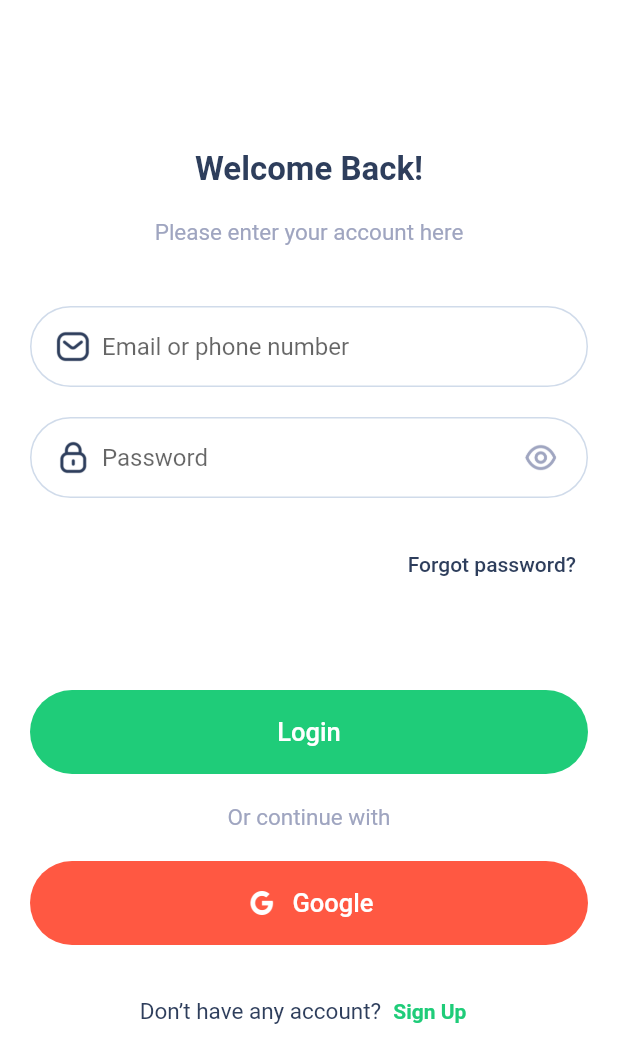
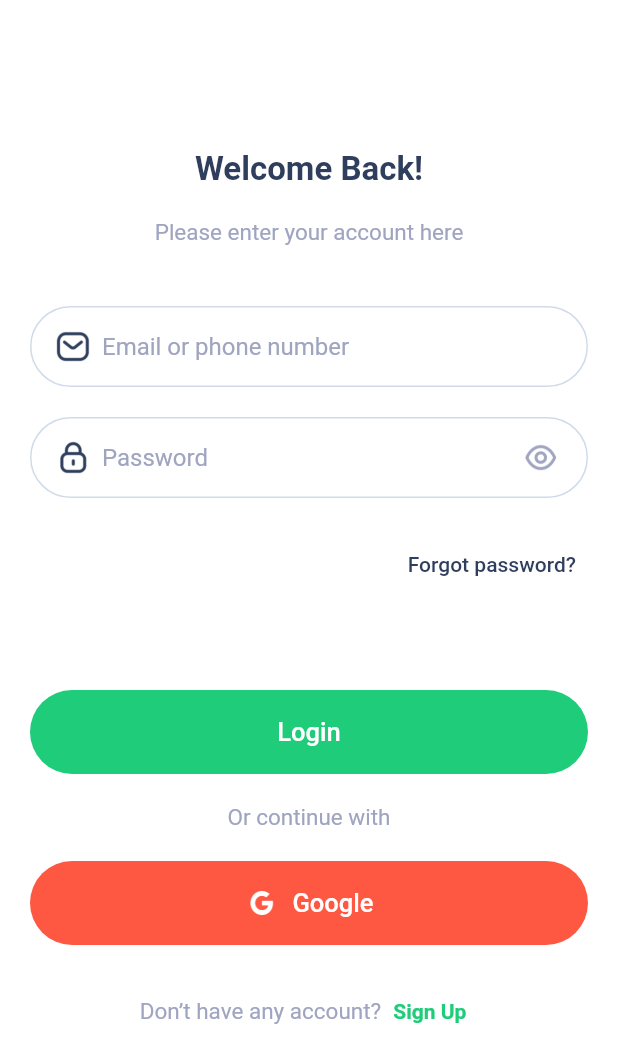
Before and after one commit to t2hieu91/RecipeApp, a Flutter app: the screen it shows after launch, after a tap on "Get Started", on a phone screen of 412 x 824 dp. Shown: the top 1063 px of the screen. Run offline on Flutter 3.47's test engine with Material 2 defaults, Android fonts, the phone set to English and light mode, and no system bars.

```diff
--- a/lib/constants.dart
+++ b/lib/constants.dart
@@ -5,9 +5,21 @@ const kSecondaryColor = Color(0xffFF6464);
 
 const kTextColor = Color(0xff2E3E5C);
 const kSecondaryTextColor = Color(0xff9FA5C0);
+const kThirtTextColor = Color(0xff3E5481);
 
 const kOutlineColor = Color(0xffD0DBEA);
 const kFormColor = Color(0xffF4F5F7);
 const kSignInButtonColor = Color(0xffFF5842);
 
 const kDefaultPadding = 20.0;
+
+final headingTitleStyle = TextStyle(
+  fontSize: 22,
+  fontWeight: FontWeight.bold,
+  color: kTextColor,
+);
+
+final headingBodyStyle = TextStyle(
+  fontSize: 15,
+  color: kSecondaryTextColor,
+);
--- a/lib/theme.dart
+++ b/lib/theme.dart
@@ -27,6 +27,9 @@ InputDecorationTheme inputDecorationTheme() {
       borderSide: BorderSide(color: kPrimaryColor),
       gapPadding: kDefaultPadding,
     ),
+    hintStyle: TextStyle(
+      color: kSecondaryTextColor,
+    ),
   );
 }
 
--- a/lib/views/onboarding/components/body.dart
+++ b/lib/views/onboarding/components/body.dart
@@ -24,11 +24,7 @@ class Body extends StatelessWidget {
                 children: [
                   Text(
                     "Start Cooking",
-                    style: TextStyle(
-                      fontSize: 22,
-                      fontWeight: FontWeight.bold,
-                      color: kTextColor,
-                    ),
+                    style: headingTitleStyle,
                   ),
                   SizedBox(height: 15),
                   Text(
--- a/lib/views/sign_in/components/body.dart
+++ b/lib/views/sign_in/components/body.dart
@@ -14,25 +14,16 @@ class Body extends StatelessWidget {
         padding: const EdgeInsets.symmetric(horizontal: kDefaultPadding),
         child: SingleChildScrollView(
           child: Column(
-            mainAxisSize: MainAxisSize.min,
             children: [
               SizedBox(height: kDefaultPadding * 5),
               Text(
                 "Welcome Back!",
-                style: TextStyle(
-                  fontSize: 22,
-                  fontWeight: FontWeight.bold,
-                  color: kTextColor,
-                ),
+                style: headingTitleStyle,
               ),
               SizedBox(height: kDefaultPadding),
               Text(
                 "Please enter your account here",
-                style: TextStyle(
-                  fontSize: 15,
-                  color: kSecondaryTextColor,
-                ),
-                textAlign: TextAlign.center,
+                style: headingBodyStyle,
               ),
               SizedBox(height: kDefaultPadding * 2),
               TextFormField(
@@ -78,10 +69,7 @@ class Body extends StatelessWidget {
               SizedBox(height: kDefaultPadding),
               Text(
                 "Or continue with",
-                style: TextStyle(
-                  fontSize: 15,
-                  color: kSecondaryTextColor,
-                ),
+                style: headingBodyStyle,
                 textAlign: TextAlign.center,
               ),
               SizedBox(height: kDefaultPadding),
@@ -95,11 +83,7 @@ class Body extends StatelessWidget {
                 children: [
                   Text(
                     "Don’t have any account?",
-                    style: TextStyle(
-                      fontSize: 15,
-                      color: kTextColor,
-                    ),
-                    textAlign: TextAlign.center,
+                    style: headingBodyStyle,
                   ),
                   TextButton(
                     onPressed: () {
```
Also changed, not shown: lib/components/check_text.dart (added, +47 -0 lines), lib/views/sign_up/components/body.dart (+79 -2 lines).
